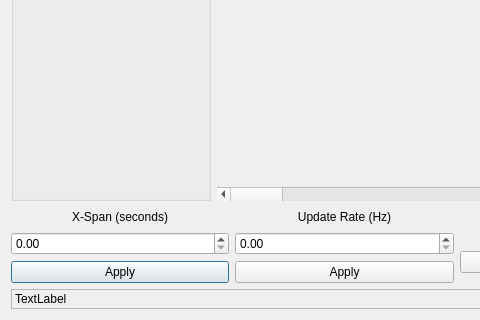
The window that src/widgets/logViewer/logviewer.ui (cap9qd/Evo-live-map) describes before a commit, drawn with Qt 5; both pictures show x 0 to 480 and y 133 to 453 of the 820 by 453 pixel window.
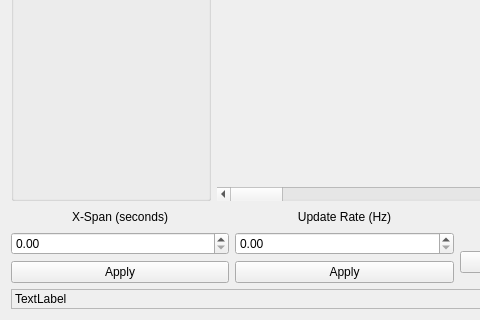
The same window after the commit. Custom widgets are drawn as their Qt base class.

Commit message: Fix LogViewer to be QWidget instead of QDialog

The edit to the form file:
```diff
--- a/src/widgets/logViewer/logviewer.ui
+++ b/src/widgets/logViewer/logviewer.ui
@@ -1,7 +1,7 @@
 <?xml version="1.0" encoding="UTF-8"?>
 <ui version="4.0">
  <class>LogViewer</class>
- <widget class="QDialog" name="LogViewer">
+ <widget class="QWidget" name="LogViewer">
   <property name="geometry">
    <rect>
     <x>0</x>
```
Left out of the diff: 2 changed lines with no effect on the pictures. The commit also changes 2 other files.
